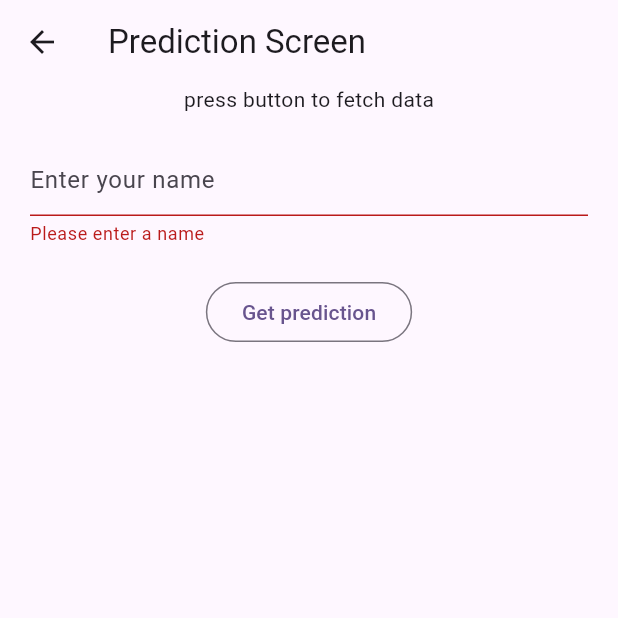
After one commit to hassaan-112/getx_practice, a Flutter app: the NewsScreen screen opened directly, after a tap on "Get prediction", on a phone screen of 412 x 824 dp, the top half of it. The commit adds this screen. Run offline on Flutter 3.47's test engine with Material 3 defaults, Android fonts, the phone set to English and light mode, and no system bars; our stand-ins replace get, google_fonts.

Commit message:
gender predictor implemented with api call

```diff
--- /dev/null
+++ b/lib/gender predictor/Controllers/prediction_controller.dart
@@ -0,0 +1,30 @@
+import 'dart:convert';
+
+import 'package:flutter/material.dart';
+import 'package:get/get.dart';
+import 'package:get_x/gender%20predictor/json%20to%20dart/json_to_dart.dart';
+import 'package:http/http.dart';
+class PredictionController extends GetxController{
+  final formKey = GlobalKey<FormState>();
+  TextEditingController nameController = TextEditingController();
+  RxBool is_loading = false.obs;
+  Rx<NameClass> data=NameClass().obs;
+  Future<void> getPrediction() async{
+    is_loading.value = true;
+    try{
+      var response = await get(Uri.parse("https://api.genderize.io?name=${nameController.text}"));
+      if(response.statusCode==200){
+      NameClass data = NameClass.fromJson(JsonDecoder().convert(response.body));
+      is_loading.value = false;
+      this.data.value = data;
+      }
+    }
+    catch(e){
+      print(e);
+      is_loading.value = false;
+      Get.snackbar("Error", "Something went wrong",snackPosition: SnackPosition.BOTTOM);
+    }
+    is_loading.value = false;
+  }
+
+}
--- /dev/null
+++ b/lib/gender predictor/json to dart/json_to_dart.dart
@@ -0,0 +1,28 @@
+class NameClass{
+  // int ? Count;
+  String? name;
+  String? Gender;
+  double? probability;
+  NameClass({this.name,this.Gender,this.probability});
+  NameClass.fromJson(Map<String, dynamic> json){
+    // Count = json['count'];
+    name = json['name'];
+    Gender = json['gender'];
+    probability = json['probability'];
+  }
+}
+
+
+// class NameClass{
+//   int ? Count;
+//   String? name;
+//   String? Gender;
+//   double? probability;
+//   NameClass({this.Count,this.name,this.Gender,this.probability});
+//   NameClass.fromJson(Map<String, dynamic> json){
+//     Count = json['count'];
+//     name = json['name'];
+//     Gender = json['gender'];
+//     probability = json['probability'];
+//   }
+// }
--- /dev/null
+++ b/lib/gender predictor/screens/NameScreen.dart
@@ -0,0 +1,81 @@
+import 'package:flutter/material.dart';
+import 'package:get/get.dart';
+import '../Controllers/prediction_controller.dart';
+
+class NewsScreen extends StatefulWidget {
+  const NewsScreen({super.key});
+
+  @override
+  State<NewsScreen> createState() => _NewsScreenState();
+}
+
+class _NewsScreenState extends State<NewsScreen> {
+  PredictionController predictionController = Get.put(PredictionController());
+  @override
+  Widget build(BuildContext context) {
+    return Scaffold(
+      appBar: AppBar(title: Text("Prediction Screen")),
+      body: Column(
+        crossAxisAlignment: CrossAxisAlignment.center,
+        children: [
+          Text("press button to fetch data"),
+
+          Padding(
+            padding: const EdgeInsets.all(20.0),
+            child: Form(
+              key: predictionController.formKey,
+              child: TextFormField(
+                autofocus: false,
+
+                validator: (value) {
+                  if (value!.isEmpty) {
+                    return "Please enter a name";
+                  }
+                  return null;
+                },
+                controller: predictionController.nameController,
+                decoration: InputDecoration(hintText: "Enter your name"),
+              ),
+            ),
+          ),
+          Obx(
+            () => predictionController.is_loading.value
+                ? CircularProgressIndicator()
+                : OutlinedButton(
+                    onPressed: () async {
+                      if (predictionController.formKey.currentState!
+                          .validate()) {
+                        predictionController.getPrediction();
+                        predictionController.nameController.clear();
+                        FocusScope.of(context).unfocus();
+                      }
+                    },
+                    child: Text("Get prediction"),
+                  ),
+          ),
+          SizedBox(height: 20),
+          Obx(
+            () => Visibility(
+              visible: predictionController.data.value.name == null
+                  ? false
+                  : true,
+              child: Column(
+                children: [
+                  Text(
+                    "Name : ${predictionController.data.value.name.toString()}",
+                  ),
+                  Text(
+                    "Predicted gender : ${predictionController.data.value.Gender.toString()}",
+                  ),
+                  Text(
+                    "Probability : ${predictionController.data.value.probability.toString()}",
+                  ),
+                ],
+              ),
+            ),
+          ),
+        ],
+      ),
+    );
+  }
+}
--- a/lib/home_screen.dart
+++ b/lib/home_screen.dart
@@ -70,6 +70,8 @@
 import 'package:flutter/material.dart';
 import 'package:get/get.dart';
 import 'package:get_x/FavouriteScreen.dart';
+import 'package:get_x/gender%20predictor/screens/NameScreen.dart';
+import 'package:get_x/todo%20app/screens/HomeScreen.dart';
 import 'package:get_x/widgets/slider.dart';
 import 'package:google_fonts/google_fonts.dart';
 
@@ -89,8 +91,19 @@ class _HomeScreenState extends State<HomeScreen> {
   Widget build(BuildContext context) {
     return Scaffold(
         appBar: AppBar(
+
           title: Text("GetX",style: GoogleFonts.poppins(),),
           centerTitle: true,
+        ),
+        drawer: Drawer(
+          child:SafeArea(
+            child: Center(child: Column(
+              children: [
+                SizedBox(height: 50,),
+                Card(child: ListTile(title: Text("To Do list App",),onTap: (){Get.to(()=>THomescreen());},),),
+                Card(child: ListTile(title: Text("News app",),onTap: (){Get.to(()=>NewsScreen());},),)],
+            )),
+          )
         ),
         body: Column(
           children: [
--- a/lib/main.dart
+++ b/lib/main.dart
@@ -1,6 +1,7 @@
 import 'package:flutter/material.dart';
 import 'package:get/get.dart';
 import 'package:get_x/home_screen.dart';
+import 'package:get_x/todo%20app/screens/HomeScreen.dart';
 
 void main() {
   runApp(const MyApp());
--- a/pubspec.yaml
+++ b/pubspec.yaml
@@ -33,6 +33,7 @@ dependencies:
   get:
   google_fonts:
   shared_preferences:
+  http:
 
   # The following adds the Cupertino Icons font to your application.
   # Use with the CupertinoIcons class for iOS style icons.
```
Also changed, not shown: lib/todo app/controllers/TaskController.dart (added, +27 -0 lines), lib/todo app/screens/HomeScreen.dart (added, +91 -0 lines), lib/todo app/screens/addTask.dart (added, +54 -0 lines), pubspec.lock.
